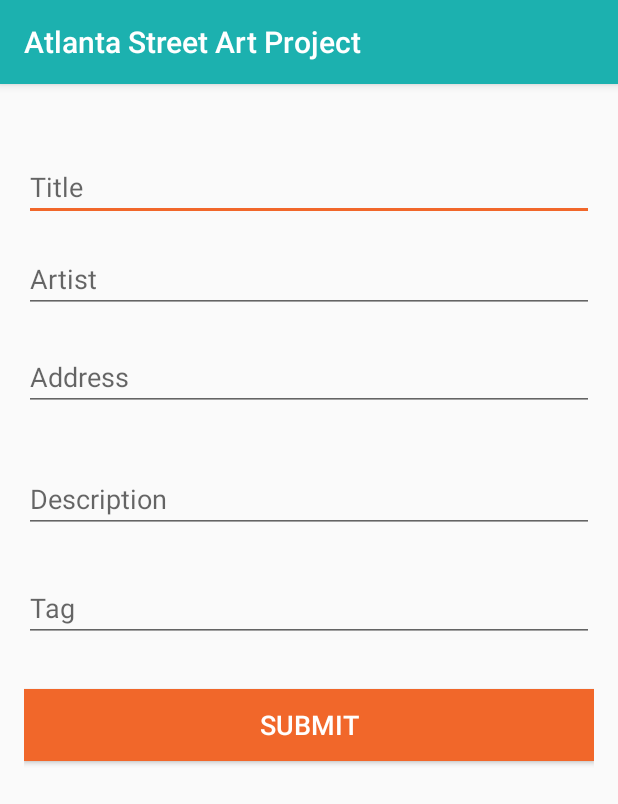
After one commit to quintonbjohnson/atlanta-street-art-project, an Android app: the SubmitActivity screen opened directly, with no data from a screen before it, on a phone screen of 412 x 824 dp. The commit adds this screen. Shown: the top 804 px of the screen. Run offline under Robolectric (Android 15) with nearby library versions, the light colour scheme and no system bars; our stand-ins replace Firebase (no records; nobody signed in at launch, a user with empty details on screens opened directly).

Commit message:
User can save art information in the database

```diff
--- a/app/build.gradle
+++ b/app/build.gradle
@@ -29,6 +29,7 @@ dependencies {
     //compile 'com.google.gms:google-services:3.0.0'
     compile 'com.google.firebase:firebase-auth:9.6.1'
     compile 'com.google.firebase:firebase-core:9.6.1'
+    compile 'com.google.firebase:firebase-database:9.6.1'
     //compile 'com.firebase:firebase-client-android:2.5.2'
     testCompile 'junit:junit:4.12'
 }
--- a/app/src/main/AndroidManifest.xml
+++ b/app/src/main/AndroidManifest.xml
@@ -1,6 +1,8 @@
 <?xml version="1.0" encoding="utf-8"?>
 <manifest xmlns:android="http://schemas.android.com/apk/res/android"
     package="comquintonj.github.atlantastreetartproject">
+
+    <uses-permission android:name="android.permission.INTERNET" />
 
     <application
         android:allowBackup="true"
@@ -17,6 +19,7 @@
         </activity>
         <activity android:name=".controller.RegistrationActivity" />
         <activity android:name=".controller.DiscoverActivity" />
+        <activity android:name=".controller.SubmitActivity"></activity>
     </application>
 
 </manifest>
--- /dev/null
+++ b/app/src/main/java/comquintonj/github/atlantastreetartproject/controller/SubmitActivity.java
@@ -0,0 +1,70 @@
+package comquintonj.github.atlantastreetartproject.controller;
+
+import android.support.v7.app.AppCompatActivity;
+import android.os.Bundle;
+import android.view.View;
+import android.widget.Button;
+import android.widget.EditText;
+import android.widget.Toast;
+import android.content.Intent;
+
+
+import com.google.firebase.database.DatabaseReference;
+import com.google.firebase.database.FirebaseDatabase;
+import com.google.firebase.auth.FirebaseAuth;
+import com.google.firebase.auth.FirebaseUser;
+import comquintonj.github.atlantastreetartproject.R;
+
+public class SubmitActivity extends AppCompatActivity {
+
+    private DatabaseReference databaseReference;
+    private EditText titleText, addressText, descriptionText, tagText, artistText;
+    private Button submitButton;
+    private FirebaseAuth firebaseAuth;
+
+
+
+    @Override
+    protected void onCreate(Bundle savedInstanceState) {
+        super.onCreate(savedInstanceState);
+        setContentView(R.layout.activity_submit);
+        databaseReference = FirebaseDatabase.getInstance().getReference();
+
+        titleText = (EditText) findViewById(R.id.titleText);
+        addressText = (EditText) findViewById(R.id.addressText);
+        descriptionText = (EditText) findViewById(R.id.descriptionText);
+        tagText = (EditText) findViewById(R.id.tagText);
+        artistText = (EditText) findViewById(R.id.artistTag);
+        submitButton = (Button) findViewById(R.id.submitButton);
+
+        submitButton.setOnClickListener(new View.OnClickListener() {
+                                            @Override
+                                            public void onClick(View v) {
+                                                if(v == submitButton){
+                                                    submitArtInformation();
+                                                }
+                                            }
+                                        }
+        );
+    }
+
+    private void submitArtInformation() {
+        //Getting values from database
+        String name = titleText.getText().toString().trim();
+        String add = addressText.getText().toString().trim();
+        String artist = artistText.getText().toString().trim();
+        String tag = tagText.getText().toString().trim();
+        String description = descriptionText.getText().toString().trim();
+
+        //creating a userinformation object
+        ArtInformation userInformation = new ArtInformation(name, add, artist, description, tag );
+
+        //getting the current logged in user
+        //FirebaseUser user = firebaseAuth.getCurrentUser();
+
+        //saving data to firebase database
+        databaseReference.child(userInformation.title).setValue(userInformation);
+
+        Toast.makeText(this, "Information Saved...", Toast.LENGTH_LONG).show();
+    }
+}
--- /dev/null
+++ b/app/src/main/res/layout/activity_submit.xml
@@ -0,0 +1,85 @@
+<?xml version="1.0" encoding="utf-8"?>
+<RelativeLayout xmlns:android="http://schemas.android.com/apk/res/android"
+    xmlns:tools="http://schemas.android.com/tools"
+    android:id="@+id/activity_submit"
+    android:layout_width="match_parent"
+    android:layout_height="match_parent"
+    android:paddingBottom="@dimen/activity_vertical_margin"
+    android:paddingLeft="@dimen/activity_horizontal_margin"
+    android:paddingRight="@dimen/activity_horizontal_margin"
+    android:paddingTop="@dimen/activity_vertical_margin"
+    tools:context="comquintonj.github.atlantastreetartproject.controller.SubmitActivity">
+
+    <EditText
+        android:layout_width="wrap_content"
+        android:layout_height="wrap_content"
+        android:inputType="textPersonName"
+        android:ems="10"
+        android:id="@+id/titleText"
+        android:layout_marginTop="30dp"
+        android:hint="Title"
+        android:layout_alignParentStart="true"
+        android:layout_alignParentEnd="true" />
+
+    <EditText
+        android:layout_width="wrap_content"
+        android:layout_height="wrap_content"
+        android:inputType="textMultiLine|textNoSuggestions"
+        android:ems="10"
+        android:id="@+id/tagText"
+        android:hint="Tag"
+        android:layout_marginTop="27dp"
+        android:layout_below="@+id/descriptionText"
+        android:layout_alignParentStart="true"
+        android:layout_alignParentEnd="true" />
+
+    <EditText
+        android:layout_width="wrap_content"
+        android:layout_height="wrap_content"
+        android:inputType="textMultiLine|textNoSuggestions"
+        android:ems="10"
+        android:id="@+id/addressText"
+        android:hint="Address"
+        android:layout_below="@+id/artistTag"
+        android:layout_alignParentStart="true"
+        android:layout_marginTop="20dp"
+        android:layout_alignParentEnd="true" />
+
+    <EditText
+        android:layout_width="wrap_content"
+        android:layout_height="wrap_content"
+        android:inputType="textMultiLine|textNoSuggestions"
+        android:ems="10"
+        android:id="@+id/artistTag"
+        android:hint="Artist"
+        android:layout_below="@+id/titleText"
+        android:layout_alignParentStart="true"
+        android:layout_marginTop="16dp"
+        android:layout_alignParentEnd="true" />
+
+    <EditText
+        android:layout_width="wrap_content"
+        android:layout_height="wrap_content"
+        android:inputType="textMultiLine|textNoSuggestions"
+        android:ems="10"
+        android:id="@+id/descriptionText"
+        android:hint="Description"
+        android:layout_marginTop="36dp"
+        android:layout_below="@+id/addressText"
+        android:layout_alignParentStart="true"
+        android:layout_alignParentEnd="true" />
+
+    <Button
+        android:text="@string/submit"
+        android:layout_width="match_parent"
+        android:layout_height="wrap_content"
+        android:id="@+id/submitButton"
+        android:background="@color/colorAccent"
+        android:textColor="@android:color/background_light"
+        android:textSize="18sp"
+        android:fontFamily="sans-serif-medium"
+        android:layout_marginTop="31dp"
+        android:layout_below="@+id/tagText"
+        android:layout_alignParentStart="true" />
+
+</RelativeLayout>
--- a/app/src/main/res/values/strings.xml
+++ b/app/src/main/res/values/strings.xml
@@ -11,4 +11,5 @@
     <string name="confirm_password">confirm password</string>
     <string name="register">Register</string>
     <string name="sign_out">Sign Out</string>
+    <string name="submit">Submit</string>
 </resources>
```
Also changed, not shown: app/src/main/java/comquintonj/github/atlantastreetartproject/controller/ArtInformation.java (added, +28 -0 lines), app/src/main/java/comquintonj/github/atlantastreetartproject/controller/DiscoverActivity.java (+10 -0 lines), app/src/main/res/layout/activity_discover.xml (+14 -0 lines), 1 other file.
